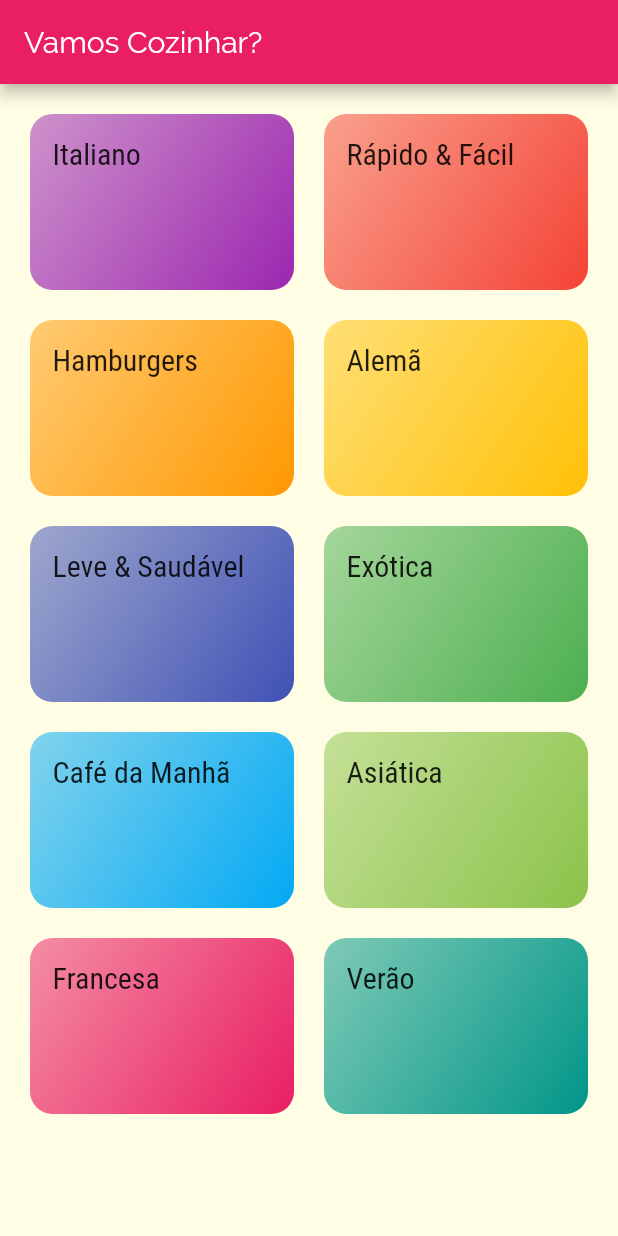
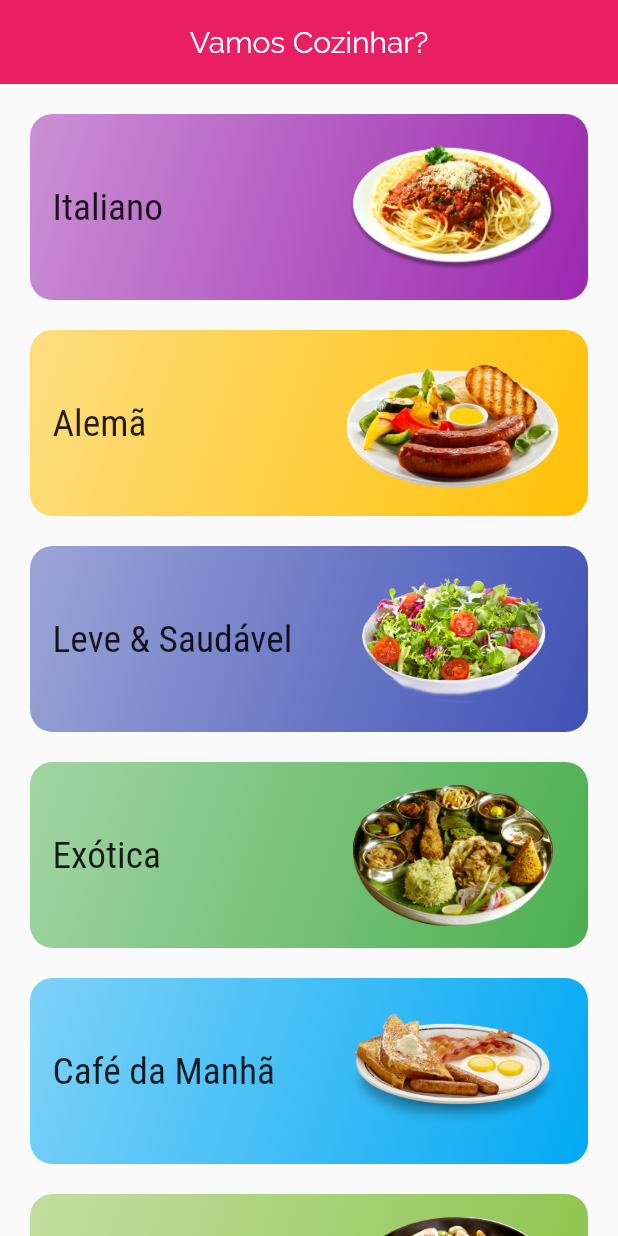
Before and after one commit to ricardo-kowalski/curso_flutter, a Flutter app: the screen it shows after launch, on a phone screen of 412 x 824 dp. Run offline on Flutter 3.47's test engine with Material 2 defaults, Android fonts, the phone set to English and light mode, and no system bars.

Commit message:
alternado o layout

```diff
--- a/meals/lib/components/category_item.dart
+++ b/meals/lib/components/category_item.dart
@@ -22,9 +22,18 @@ class CategoryItem extends StatelessWidget {
       borderRadius: BorderRadius.circular(15),
       splashColor: Theme.of(context).primaryColor,
       child: Container(
-        child: Text(
-          category.title,
-          style: Theme.of(context).textTheme.headline6,
+        child: Row(
+          mainAxisAlignment: MainAxisAlignment.spaceBetween,
+          children: [
+            Text(
+              category.title,
+              style: Theme.of(context).textTheme.headline6,
+            ),
+            Image.asset(
+              category.urlImg,
+              width: 150,
+            )
+          ],
         ),
         padding: const EdgeInsets.all(15),
         decoration: BoxDecoration(
--- a/meals/lib/data/dummy_data.dart
+++ b/meals/lib/data/dummy_data.dart
@@ -8,51 +8,61 @@ const DUMMY_CATEGORIES = const [
     id: 'c1',
     title: 'Italiano',
     color: Colors.purple,
+    urlImg: 'assets/images/italian.png',
+  ),
+  Category(
+    id: 'c4',
+    title: 'Alemã',
+    color: Colors.amber,
+    urlImg: 'assets/images/german.png',
+  ),
+  Category(
+    id: 'c5',
+    title: 'Leve & Saudável',
+    color: Colors.indigo,
+    urlImg: 'assets/images/salad.png',
+  ),
+  Category(
+    id: 'c6',
+    title: 'Exótica',
+    color: Colors.green,
+    urlImg: 'assets/images/exotic.png',
+  ),
+  Category(
+    id: 'c7',
+    title: 'Café da Manhã',
+    color: Colors.lightBlue,
+    urlImg: 'assets/images/breakfast.png',
+  ),
+  Category(
+    id: 'c8',
+    title: 'Asiática',
+    color: Colors.lightGreen,
+    urlImg: 'assets/images/asian.png',
+  ),
+  Category(
+    id: 'c9',
+    title: 'Francesa',
+    color: Colors.pink,
+    urlImg: 'assets/images/french.png',
+  ),
+  Category(
+    id: 'c10',
+    title: 'Verão',
+    color: Colors.teal,
+    urlImg: 'assets/images/summer.png',
   ),
   Category(
     id: 'c2',
     title: 'Rápido & Fácil',
     color: Colors.red,
+    urlImg: 'assets/images/faster.png',
   ),
   Category(
     id: 'c3',
     title: 'Hamburgers',
     color: Colors.orange,
-  ),
-  Category(
-    id: 'c4',
-    title: 'Alemã',
-    color: Colors.amber,
-  ),
-  Category(
-    id: 'c5',
-    title: 'Leve & Saudável',
-    color: Colors.indigo,
-  ),
-  Category(
-    id: 'c6',
-    title: 'Exótica',
-    color: Colors.green,
-  ),
-  Category(
-    id: 'c7',
-    title: 'Café da Manhã',
-    color: Colors.lightBlue,
-  ),
-  Category(
-    id: 'c8',
-    title: 'Asiática',
-    color: Colors.lightGreen,
-  ),
-  Category(
-    id: 'c9',
-    title: 'Francesa',
-    color: Colors.pink,
-  ),
-  Category(
-    id: 'c10',
-    title: 'Verão',
-    color: Colors.teal,
+    urlImg: 'assets/images/burger.png',
   ),
 ];
 
--- a/meals/lib/main.dart
+++ b/meals/lib/main.dart
@@ -13,12 +13,11 @@ class MyApp extends StatelessWidget {
       title: 'DeliMeals',
       theme: ThemeData(
         primarySwatch: Colors.pink,
-        accentColor: Colors.amber,
+        accentColor: Colors.white,
         fontFamily: 'Raleway',
-        canvasColor: Color.fromRGBO(255, 254, 229, 1),
         textTheme: ThemeData.light().textTheme.copyWith(
               headline6: TextStyle(
-                fontSize: 20,
+                fontSize: 25,
                 fontFamily: 'RobotoCondensed',
               ),
             ),
--- a/meals/lib/models/category.dart
+++ b/meals/lib/models/category.dart
@@ -4,10 +4,12 @@ class Category {
   final String id;
   final String title;
   final Color color;
+  final String urlImg;
 
   const Category({
     @required this.id,
     @required this.title,
     this.color = Colors.orange,
+    this.urlImg,
   });
 }
--- a/meals/lib/screens/categories_meals_screen.dart
+++ b/meals/lib/screens/categories_meals_screen.dart
@@ -15,6 +15,7 @@ class CategoriesMealsScreen extends StatelessWidget {
     return Scaffold(
       appBar: AppBar(
         title: Text(category.title),
+        centerTitle: true,
       ),
       body: ListView.builder(
           itemCount: categoryMeals.length,
--- a/meals/lib/screens/categories_screen.dart
+++ b/meals/lib/screens/categories_screen.dart
@@ -8,13 +8,17 @@ class CategoriesScreen extends StatelessWidget {
   Widget build(BuildContext context) {
     return Scaffold(
       appBar: AppBar(
+        bottomOpacity: 0.0,
+        elevation: 0.0,
+        // backgroundColor: Colors.transparent,
+        centerTitle: true,
         title: Text('Vamos Cozinhar?'),
       ),
       body: GridView(
         padding: const EdgeInsets.all(20),
         gridDelegate: SliverGridDelegateWithMaxCrossAxisExtent(
-          maxCrossAxisExtent: 200,
-          childAspectRatio: 3 / 2,
+          maxCrossAxisExtent: 400,
+          childAspectRatio: 3 / 1,
           crossAxisSpacing: 20,
           mainAxisSpacing: 20,
         ),
--- a/meals/pubspec.yaml
+++ b/meals/pubspec.yaml
@@ -45,8 +45,8 @@ flutter:
   uses-material-design: true
 
   # To add assets to your application, add an assets section, like this:
-  # assets:
-  #   - images/a_dot_burr.jpeg
+  assets:
+    - assets/images/
   #   - images/a_dot_ham.jpeg
 
   # An image asset can refer to one or more resolution-specific "variants", see
```
Also changed, not shown: meals/assets/images/asian.png (added), meals/assets/images/breakfast.png (added), meals/assets/images/burger.png (added), meals/assets/images/exotic.png (added), meals/assets/images/fast.png (added), meals/assets/images/faster.png (added), meals/assets/images/french.png (added), meals/assets/images/german.png (added), meals/assets/images/italian.png (added), meals/assets/images/salad.png (added), meals/assets/images/summer.png (added).
